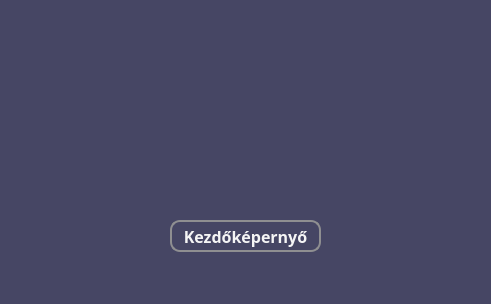
First picture: the form in src/main/resources/ui/highcontrast/highContrastResultsScreen.ui, repository pkristof1999/Szakdolgozat, before the edit.
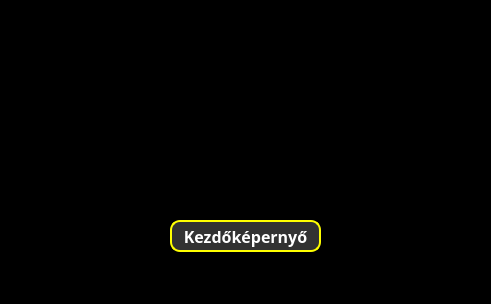
Second picture: the form after the edit.

```diff
--- a/src/main/resources/ui/highcontrast/highContrastResultsScreen.ui
+++ b/src/main/resources/ui/highcontrast/highContrastResultsScreen.ui
@@ -15,9 +15,9 @@
   </property>
   <property name="styleSheet">
    <string notr="true">* {
-	background-color: rgb(70, 70, 100);
+	background-color: black;
 	font-size: 16pt;
-	color: grey;
+	color: white;
 }</string>
   </property>
   <widget class="QWidget" name="centralwidget">
@@ -32,7 +32,7 @@
     </property>
     <property name="styleSheet">
      <string notr="true">* {
-	background-color: rgb(70, 70, 100);
+	background-color: black;
     font-size: 16px;
     font-weight: bold;
 }</string>
@@ -55,10 +55,10 @@
      </property>
      <property name="styleSheet">
       <string notr="true">* {
-	background-color: rgb(70, 70, 100);
-	border: 2px solid #8f8f91;
+	background-color: rgb(50, 50, 50);
+	border: 2px solid yellow;
 	border-radius: 10px;
-	color: whitesmoke;
+	color: white;
 }
 
 *:hover {
@@ -95,7 +95,7 @@
      <property name="styleSheet">
       <string notr="true">* {
 	font-size: 12pt;
-	color: whitesmoke;
+	color: white;
 }</string>
      </property>
      <property name="frameShape">
```
Left out of the diff: 4 changed lines with no effect on the pictures.
